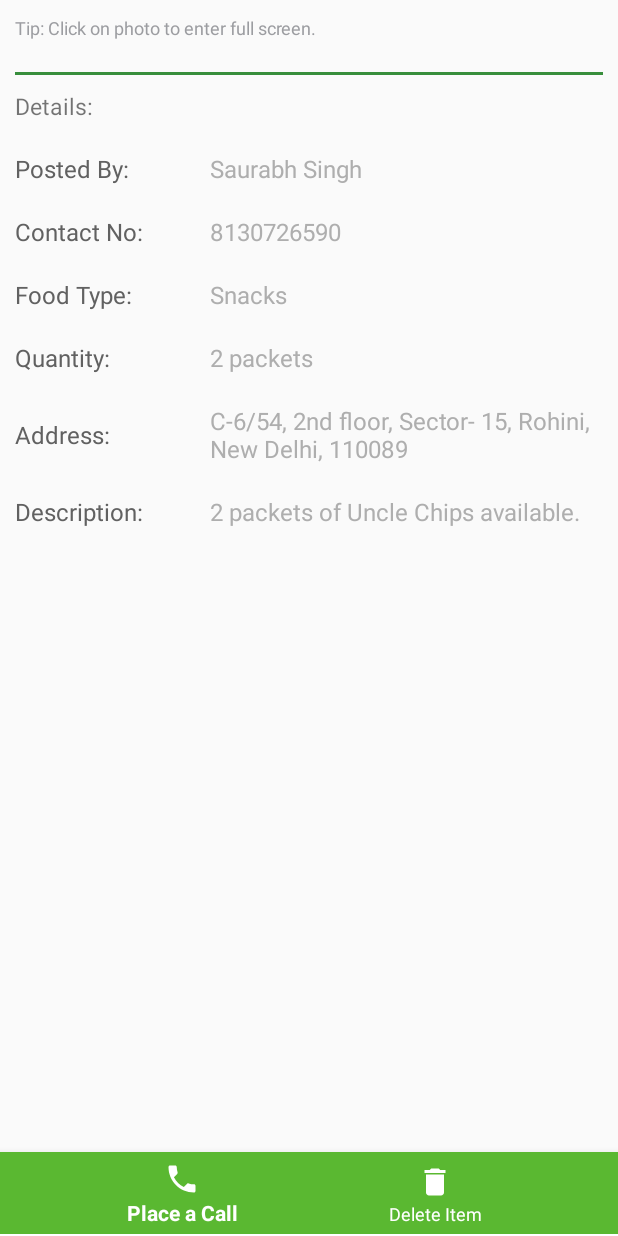
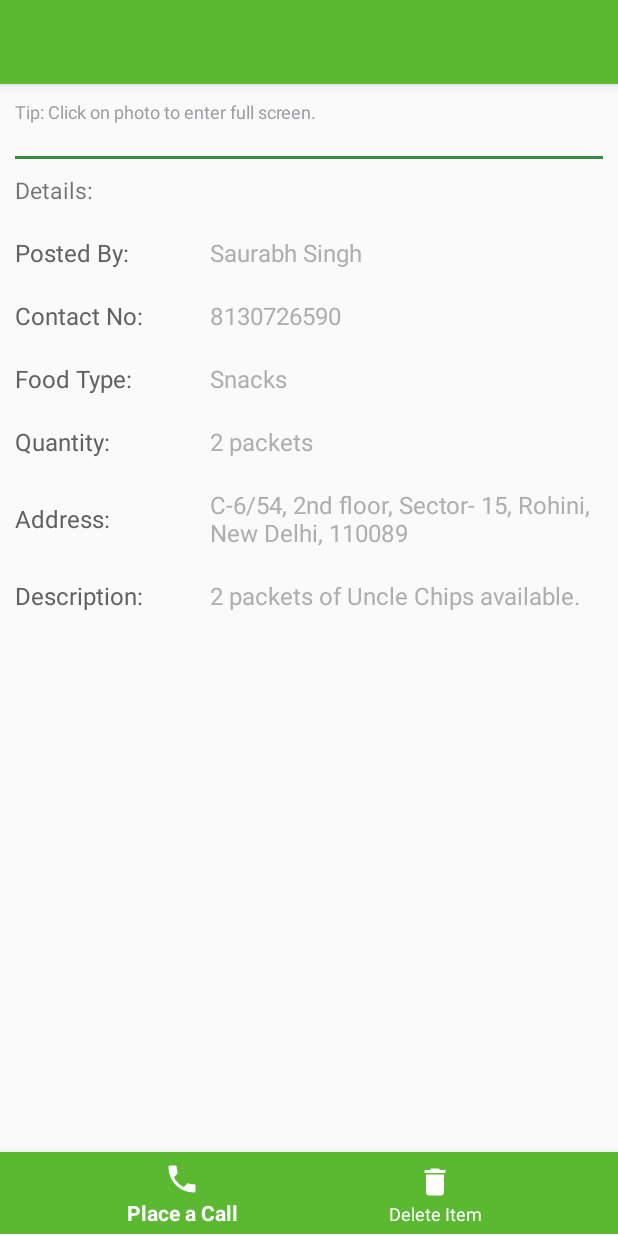
Before and after one commit to AbsolutelySaurabh/reFood, an Android app: the layout activity_single_item.xml on its own in the app's theme, with its tools: preview values and no code run, on a phone screen of 412 x 824 dp. Run offline under Robolectric (Android 15) with nearby library versions, the phone set to English and light mode, and no system bars.

```diff
--- a/app/src/main/AndroidManifest.xml
+++ b/app/src/main/AndroidManifest.xml
@@ -46,7 +46,9 @@
             android:label="Upload Food"
             android:theme="@style/AppTheme.NoActionBar" />
         <activity android:name=".activity.FullImageActivity" />
-        <activity android:name=".activity.SingleItemActivity" />
+        <activity
+            android:name=".activity.SingleItemActivity"
+            android:theme="@style/AppTheme.NoActionBar" />
 
         <service
             android:name=".service.FirebaseNotificationService"
--- a/app/src/main/res/layout/activity_single_item.xml
+++ b/app/src/main/res/layout/activity_single_item.xml
@@ -5,9 +5,33 @@
     xmlns:app="http://schemas.android.com/apk/res-auto"
     xmlns:tools="http://schemas.android.com/tools"
     android:layout_width="match_parent"
+    android:fitsSystemWindows="true"
     android:layout_height="match_parent">
 
+    <android.support.design.widget.AppBarLayout
+        android:fitsSystemWindows="true"
+        android:id="@+id/app"
+        android:layout_width="match_parent"
+        android:theme="@style/AppTheme.AppBarOverlay"
+        android:layout_height="wrap_content">
+
+        <android.support.v7.widget.Toolbar
+            android:id="@+id/toolbar"
+            android:subtitleTextColor="@color/white"
+            android:titleTextColor="@color/white"
+            app:subtitleTextColor="@color/white"
+            app:titleTextColor="@color/white"
+            android:background="?attr/colorPrimary"
+            app:popupTheme="@style/AppTheme.PopupOverlay"
+            app:layout_scrollFlags="scroll|enterAlways"
+            app:titleTextAppearance="@style/Widget.ToolbarText"
+            android:layout_width="match_parent"
+            android:layout_height="?attr/actionBarSize"/>
+
+    </android.support.design.widget.AppBarLayout>
+
     <FrameLayout
+        android:layout_below="@id/app"
         android:id="@+id/frame_layout"
         android:layout_width="match_parent"
         android:layout_height="match_parent"
```
Also changed, not shown: app/src/main/java/com/appsomniac/refood/activity/SingleItemActivity.java (+14 -0 lines).
